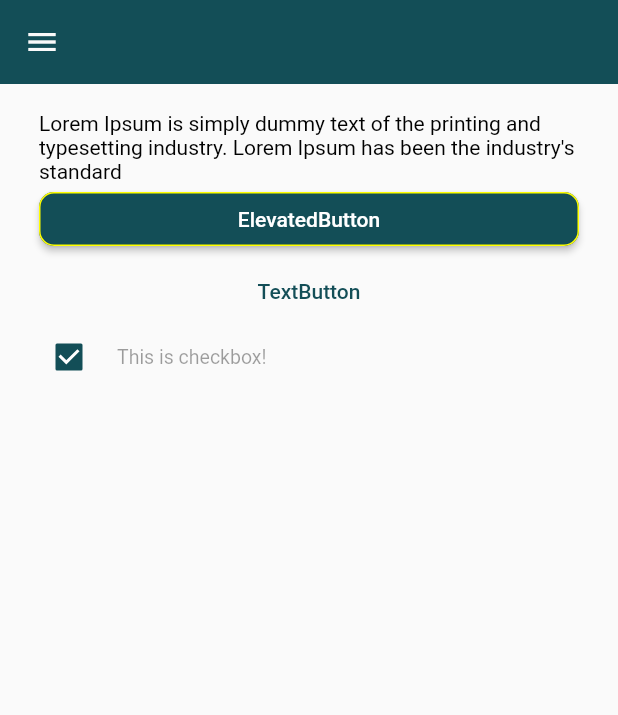
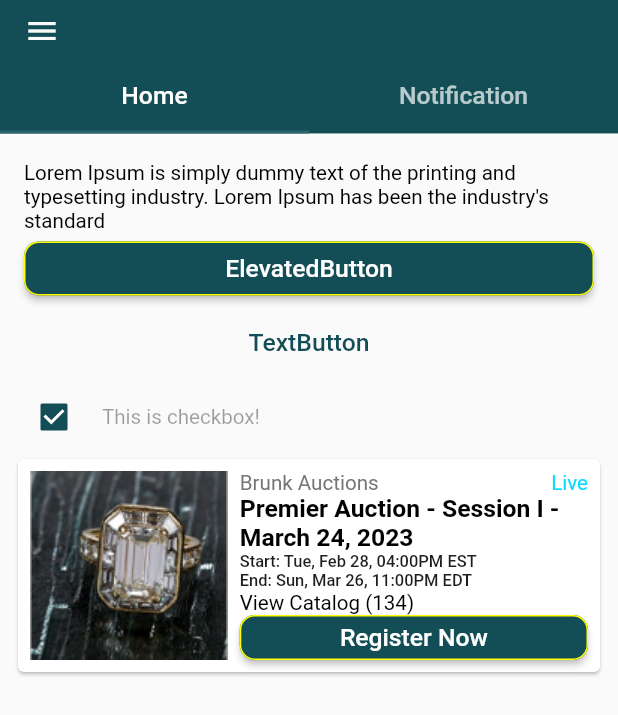
Before and after one commit to grove86dipesh/AppThemeDemo, a Flutter app: the screen it shows after launch, on a phone screen of 412 x 824 dp. Shown: the top 715 px of the screen. Run offline on Flutter 3.47's test engine with Material 2 defaults, Android fonts, the phone set to English and light mode, and no system bars; our stand-ins replace get_it, shared_preferences, sizer; Roboto replaces fonts that are missing (NunitoRE).

Commit message:
commit :: card design.

```diff
--- a/lib/component_settings.dart
+++ b/lib/component_settings.dart
@@ -1,70 +1,91 @@
 import 'package:flutter/material.dart';
+import 'package:flutter_demo_project/views/tab_one.dart';
+import 'package:flutter_demo_project/views/tab_two.dart';
 import 'package:my_theme/app_theme_provider.dart';
 import 'package:my_theme/theme_menu.dart';
 import 'package:provider/provider.dart';
+import 'package:sizer/sizer.dart';
 
-class ComponentSetting extends StatelessWidget {
-  ComponentSetting({super.key});
+class ComponentSetting extends StatefulWidget {
+  const ComponentSetting({super.key});
 
+  @override
+  State<ComponentSetting> createState() => _ComponentSettingState();
+}
+
+class _ComponentSettingState extends State<ComponentSetting> {
   final List<String> themeName = themeMap.values.toList();
 
   @override
   Widget build(BuildContext context) {
-    return Scaffold(
-      appBar: AppBar(),
+    return DefaultTabController(
+      length: 2,
+      child: Scaffold(
+        appBar: AppBar(
+          bottom: PreferredSize(
+            preferredSize: Size(MediaQuery.of(context).size.width, 4.h),
+            child: TabBar(tabs: [
+              Tab(
+                child: Text(
+                  'Home',
+                  style: TextStyle(fontSize: 12.sp),
+                ),
+              ),
+              Tab(
+                child: Text(
+                  'Notification',
+                  style: TextStyle(fontSize: 12.sp),
+                ),
+              ),
+            ]),
+          ),
+        ),
         drawer: Drawer(
-        child: ListView.separated(
+          width: MediaQuery.of(context).size.width * 0.80,
+          child: ListView(
+            padding: EdgeInsets.zero,
+            children: [
+              const UserAccountsDrawerHeader(
+                accountName: Text(
+                  "Dipesh Jethva",
+                  style: TextStyle(
+                    fontWeight: FontWeight.bold,
+                  ),
+                ),
+                accountEmail: Text(
+                  "dipesh@jbktechnologies.com",
+                  style: TextStyle(
+                    fontWeight: FontWeight.bold,
+                  ),
+                ),
+                currentAccountPicture: FlutterLogo(),
+              ),
+              ExpansionTile(
+                title: const Text('Theme'),
+                children: [
+                  ListView.separated(
+                      padding: EdgeInsets.zero,
                       itemCount: themeName.length,
+                      shrinkWrap: true,
                       separatorBuilder: (context, index) => const Divider(),
                       itemBuilder: (context, index) {
                         return ListTile(
+                          visualDensity: VisualDensity.compact,
+                          minVerticalPadding: 2,
+                          dense: true,
                           onTap: () {
                             context.read<AppThemeProvider>().toggleTheme(index);
                             Navigator.pop(context);
                           },
                           title: Text(themeName[index]),
                         );
-            }),
-      ),
-      body: Padding(
-        padding: const EdgeInsets.symmetric(horizontal: 18.0, vertical: 18.0),
-        child: Column(
-          children: [
-            const Padding(
-                padding: EdgeInsets.symmetric(horizontal: 8.0),
-                child: Text(
-                    'Lorem Ipsum is simply dummy text of the printing and typesetting industry. Lorem Ipsum has been the industry\'s standard')),
-            Padding(
-              padding: const EdgeInsets.symmetric(horizontal: 8.0),
-              child: ElevatedButton(
-                  onPressed: () {
-                    ScaffoldMessenger.of(context).showSnackBar(const SnackBar(
-                        content: Text('Click On ElevatedButton')));
-                  },
-                  child: const Center(child: Text('ElevatedButton'))),
-            ),
-            Padding(
-              padding: const EdgeInsets.symmetric(horizontal: 8.0),
-              child: TextButton(
-                  onPressed: () {
-                    ScaffoldMessenger.of(context).showSnackBar(const SnackBar(
-                        content: Text('Click On ElevatedButton')));
-                  },
-                  child: const Center(child: Text('TextButton'))),
-            ),
-            const Padding(
-              padding: EdgeInsets.symmetric(horizontal: 8.0),
-              child: CheckboxListTile(
-                  value: true,
-                  onChanged: null,
-                  title: Text('This is checkbox!'),
-                  controlAffinity: ListTileControlAffinity.leading,
-                  visualDensity: VisualDensity.compact,
-                  dense: true,
-                  contentPadding: EdgeInsets.zero),
-            ),
+                      })
+                ],
+              )
             ],
           ),
+        ),
+        body: const TabBarView(children: [TabOne(), TabTwo()]),
       ),
     );
   }
--- a/lib/main.dart
+++ b/lib/main.dart
@@ -3,6 +3,7 @@ import 'package:flutter/services.dart';
 import 'package:flutter_demo_project/src/injection/dependency_injection.dart';
 import 'package:my_theme/app_theme_provider.dart';
 import 'package:provider/provider.dart';
+import 'package:sizer/sizer.dart';
 
 import 'component_settings.dart';
 import 'locators.dart';
@@ -40,10 +41,15 @@ class MyApp extends StatelessWidget {
   Widget build(BuildContext context) {
     return Consumer<AppThemeProvider>(
       builder: (context, AppThemeProvider notifier, child) {
-        return MaterialApp(
-          debugShowCheckedModeBanner: false,
-          theme: notifier.isDark,
-          home: ComponentSetting(),
+        return Sizer(
+          builder: (BuildContext context, Orientation orientation,
+              DeviceType deviceType) {
+            return MaterialApp(
+              debugShowCheckedModeBanner: false,
+              theme: notifier.isDark,
+              home: const ComponentSetting(),
+            );
+          },
         );
       },
     );
--- a/lib/models/user.dart
+++ b/lib/models/user.dart
@@ -22,24 +22,24 @@ class User {
     if (json['data'] != null) {
       data = [];
       json['data'].forEach((v) {
-        data!.add(new Data.fromJson(v));
+        data!.add(Data.fromJson(v));
       });
     }
     support =
-    json['support'] != null ? new Support.fromJson(json['support']) : null;
+    json['support'] != null ? Support.fromJson(json['support']) : null;
   }
 
   Map<String, dynamic> toJson() {
-    final Map<String, dynamic> data = new Map<String, dynamic>();
-    data['page'] = this.page;
-    data['per_page'] = this.perPage;
-    data['total'] = this.total;
-    data['total_pages'] = this.totalPages;
+    final Map<String, dynamic> data = <String, dynamic>{};
+    data['page'] = page;
+    data['per_page'] = perPage;
+    data['total'] = total;
+    data['total_pages'] = totalPages;
     if (this.data != null) {
       data['data'] = this.data!.map((v) => v.toJson()).toList();
     }
-    if (this.support != null) {
-      data['support'] = this.support!.toJson();
+    if (support != null) {
+      data['support'] = support!.toJson();
     }
     return data;
   }
@@ -63,12 +63,12 @@ class Data {
   }
 
   Map<String, dynamic> toJson() {
-    final Map<String, dynamic> data = new Map<String, dynamic>();
-    data['id'] = this.id;
-    data['email'] = this.email;
-    data['first_name'] = this.firstName;
-    data['last_name'] = this.lastName;
-    data['avatar'] = this.avatar;
+    final Map<String, dynamic> data = <String, dynamic>{};
+    data['id'] = id;
+    data['email'] = email;
+    data['first_name'] = firstName;
+    data['last_name'] = lastName;
+    data['avatar'] = avatar;
     return data;
   }
 }
@@ -85,9 +85,9 @@ class Support {
   }
 
   Map<String, dynamic> toJson() {
-    final Map<String, dynamic> data = new Map<String, dynamic>();
-    data['url'] = this.url;
-    data['text'] = this.text;
+    final Map<String, dynamic> data = <String, dynamic>{};
+    data['url'] = url;
+    data['text'] = text;
     return data;
   }
 }
--- a/lib/services/user_data_service.dart
+++ b/lib/services/user_data_service.dart
@@ -28,13 +28,15 @@ class UserDataService extends ChangeNotifier{
     notifyListeners();
 
     final result = await http.get(Uri.parse(userUrl)).catchError((e) {
-      print('Error Fetching Users');
+      if (kDebugMode) {
+        print('Error Fetching Users');
+      }
     });
 
     if(result.statusCode == 200){
       Map<String, dynamic> data = json.decode(result.body);
-      var _users = data["data"];
-      if (_users != null) {
+      var users = data["data"];
+      if (users != null) {
         users = User.fromJson(data).data;
       }
       _isLoading = false;
--- a/lib/src/data/contact_data_impl.dart
+++ b/lib/src/data/contact_data_impl.dart
@@ -1,15 +1,13 @@
 import 'dart:async';
-import 'dart:convert';
+
 import 'package:flutter_http/flutter_http.dart';
 import 'package:flutter_http/model/api_response.dart';
 import 'package:flutter_http/utils/common_utils.dart';
-import 'package:http/http.dart' as http;
 
 import 'contact_data.dart';
 
 class RandomUserRepository implements ContactRepository {
   static const _kRandomUserUrl = 'http://api.randomuser.me/?results=50';
-  final JsonDecoder _decoder = const JsonDecoder();
 
   @override
   Future<List<Contact>> fetch() async {
--- /dev/null
+++ b/lib/views/tab_one.dart
@@ -0,0 +1,69 @@
+import 'package:flutter/material.dart';
+import 'package:flutter_demo_project/widgets/auctions_card_widget.dart';
+import 'package:sizer/sizer.dart';
+
+class TabOne extends StatelessWidget {
+  const TabOne({super.key});
+
+  @override
+  Widget build(BuildContext context) {
+    return Padding(
+      padding: const EdgeInsets.symmetric(horizontal: 8.0, vertical: 18.0),
+      child: Column(
+        children: [
+          Padding(
+              padding: const EdgeInsets.symmetric(horizontal: 8.0),
+              child: Text(
+                'Lorem Ipsum is simply dummy text of the printing and typesetting industry. Lorem Ipsum has been the industry\'s standard',
+                style: TextStyle(fontSize: 10.sp),
+              )),
+          Padding(
+            padding: const EdgeInsets.symmetric(horizontal: 8.0),
+            child: ElevatedButton(
+                onPressed: () {
+                  ScaffoldMessenger.of(context).showSnackBar(
+                      const SnackBar(content: Text('Click On ElevatedButton')));
+                },
+                child: Container(
+                    padding: const EdgeInsets.symmetric(vertical: 8.0),
+                    alignment: Alignment.center,
+                    child: Text(
+                      'ElevatedButton',
+                      style: TextStyle(fontSize: 12.sp),
+                    ))),
+          ),
+          Padding(
+            padding: const EdgeInsets.symmetric(horizontal: 8.0),
+            child: TextButton(
+                onPressed: () {
+                  ScaffoldMessenger.of(context).showSnackBar(
+                      const SnackBar(content: Text('Click On ElevatedButton')));
+                },
+                child: Container(
+                    padding: const EdgeInsets.symmetric(vertical: 8.0),
+                    alignment: Alignment.center,
+                    child: Text(
+                      'TextButton',
+                      style: TextStyle(fontSize: 12.sp),
+                    ))),
+          ),
+          Padding(
+            padding: const EdgeInsets.symmetric(horizontal: 8.0),
+            child: CheckboxListTile(
+                value: true,
+                onChanged: null,
+                title: Text(
+                  'This is checkbox!',
+                  style: TextStyle(fontSize: 10.sp),
+                ),
+                controlAffinity: ListTileControlAffinity.leading,
+                dense: false,
+                visualDensity: VisualDensity.compact,
+                contentPadding: EdgeInsets.zero),
+          ),
+          const AuctionsCardWidget(),
+        ],
+      ),
+    );
+  }
+}
--- /dev/null
+++ b/lib/views/tab_two.dart
@@ -0,0 +1,10 @@
+import 'package:flutter/material.dart';
+
+class TabTwo extends StatelessWidget {
+  const TabTwo({super.key});
+
+  @override
+  Widget build(BuildContext context) {
+    return Container();
+  }
+}
--- a/lib/views/track_order.dart
+++ b/lib/views/track_order.dart
@@ -1,3 +1,4 @@
+import 'package:flutter/foundation.dart';
 import 'package:flutter/material.dart';
 
 class MyHomePage extends StatefulWidget {
@@ -9,8 +10,7 @@ class MyHomePage extends StatefulWidget {
   MyHomePageState createState() => MyHomePageState();
 }
 
-class MyHomePageState extends State<MyHomePage>
-    with TickerProviderStateMixin {
+class MyHomePageState extends State<MyHomePage> with TickerProviderStateMixin {
   AnimationController? transitionAnimation;
   AnimationController? transitionAnimation2;
 
@@ -29,16 +29,18 @@ class MyHomePageState extends State<MyHomePage>
 
     transitionAnimation!.forward();
     transitionAnimation!.addStatusListener((status) {
-      if(status == AnimationStatus.forward){
+      if (status == AnimationStatus.forward) {
         // transitionAnimation2!.forward();
-      }else if(status == AnimationStatus.completed){
-        print('Status Listener : ${status.toString()}');
+      } else if (status == AnimationStatus.completed) {
+        if (kDebugMode) {
+          print('Status Listener : ${status.toString()}');
+        }
         transitionAnimation!.repeat();
       }
     });
 
     transitionAnimation2!.addStatusListener((status) {
-      if(status == AnimationStatus.completed){
+      if (status == AnimationStatus.completed) {
         transitionAnimation2!.repeat();
       }
     });
@@ -64,10 +66,11 @@ class MyHomePageState extends State<MyHomePage>
                       builder: (context, child) {
                         return SlideTransition(
                             position: Tween<Offset>(
-                              begin: Offset(0, 0),
+                              begin: const Offset(0, 0),
                               end: Offset(ballWidthSpeed, 0),
                             ).animate(CurvedAnimation(
-                                curve: const Interval(0, 0.01, curve: Curves.easeIn),
+                                curve: const Interval(0, 0.01,
+                                    curve: Curves.easeIn),
                                 parent: transitionAnimation!)),
                             child: child);
                       },
@@ -76,32 +79,32 @@ class MyHomePageState extends State<MyHomePage>
                           Container(
                             height: ballWidth,
                             width: ballWidth,
-                            decoration:
-                            const BoxDecoration(color: Colors.red, shape: BoxShape.circle),
+                            decoration: const BoxDecoration(
+                                color: Colors.red, shape: BoxShape.circle),
                           ),
                           Container(
                             height: ballWidth,
                             width: ballWidth,
-                            decoration:
-                            const BoxDecoration(color: Colors.green, shape: BoxShape.circle),
+                            decoration: const BoxDecoration(
+                                color: Colors.green, shape: BoxShape.circle),
                           ),
                           Container(
                             height: ballWidth,
                             width: ballWidth,
-                            decoration:
-                            const BoxDecoration(color: Colors.black, shape: BoxShape.circle),
+                            decoration: const BoxDecoration(
+                                color: Colors.black, shape: BoxShape.circle),
                           ),
                           Container(
                             height: ballWidth,
                             width: ballWidth,
-                            decoration:
-                            const BoxDecoration(color: Colors.blue, shape: BoxShape.circle),
+                            decoration: const BoxDecoration(
+                                color: Colors.blue, shape: BoxShape.circle),
                           ),
                           Container(
                             height: ballWidth,
                             width: ballWidth,
-                            decoration:
-                            const BoxDecoration(color: Colors.purple, shape: BoxShape.circle),
+                            decoration: const BoxDecoration(
+                                color: Colors.purple, shape: BoxShape.circle),
                           ),
                         ],
                       ),
@@ -112,21 +115,23 @@ class MyHomePageState extends State<MyHomePage>
                       animation: transitionAnimation2!,
                       builder: (context, child) {
                         return SlideTransition(
-
                             position: Tween<Offset>(
                               begin: const Offset(-1, 0),
                               end: Offset(
-                                  (MediaQuery.of(context).size.width / ballWidth), 0),
+                                  (MediaQuery.of(context).size.width /
+                                      ballWidth),
+                                  0),
                             ).animate(CurvedAnimation(
-                                curve: const Interval(0, 1, curve: Curves.easeIn),
+                                curve:
+                                    const Interval(0, 1, curve: Curves.easeIn),
                                 parent: transitionAnimation2!)),
                             child: child);
                       },
                       child: Container(
                         height: ballWidth,
                         width: ballWidth,
-                        decoration:
-                        BoxDecoration(color: Colors.black, shape: BoxShape.circle),
+                        decoration: const BoxDecoration(
+                            color: Colors.black, shape: BoxShape.circle),
                       ),
                     ),
                   ),
@@ -156,7 +161,6 @@ class MyHomePageState extends State<MyHomePage>
               ),
             ),
           );
-
         },
       ),
       floatingActionButton: FloatingActionButton(
--- /dev/null
+++ b/lib/widgets/auctions_card_widget.dart
@@ -0,0 +1,116 @@
+import 'package:flutter/material.dart';
+import 'package:sizer/sizer.dart';
+
+class AuctionsCardWidget extends StatelessWidget {
+  const AuctionsCardWidget({super.key});
+
+  @override
+  Widget build(BuildContext context) {
+    var imageSize = MediaQuery.of(context).size.width * 0.32;
+    return SizedBox(
+      height: 150.0,
+      width: double.infinity,
+      child: Card(
+        child: Padding(
+          padding: const EdgeInsets.all(8.0),
+          child: Row(
+            crossAxisAlignment: CrossAxisAlignment.center,
+            mainAxisAlignment: MainAxisAlignment.center,
+            children: [
+              Image.asset(
+                'images/auction1.png',
+                width: imageSize,
+                height: double.infinity,
+                fit: BoxFit.cover,
+              ),
+              const SizedBox(
+                width: 8.0,
+              ),
+              Expanded(
+                child: Column(
+                  mainAxisAlignment: MainAxisAlignment.start,
+                  crossAxisAlignment: CrossAxisAlignment.start,
+                  children: [
+                    Row(
+                      mainAxisAlignment: MainAxisAlignment.spaceBetween,
+                      mainAxisSize: MainAxisSize.max,
+                      children: [
+                        Text(
+                          'Brunk Auctions',
+                          style: TextStyle(
+                              fontSize: 10.sp,
+                              fontWeight: FontWeight.w400,
+                              color: const Color(0xff757575)),
+                        ),
+                        Text(
+                          'Live',
+                          style: TextStyle(
+                              fontSize: 10.sp,
+                              fontWeight: FontWeight.w400,
+                              color: const Color(0xff04DDFF)),
+                        ),
+                      ],
+                    ),
+                    Text(
+                      'Premier Auction - Session I - March 24, 2023',
+                      maxLines: 2,
+                      overflow: TextOverflow.ellipsis,
+                      style: TextStyle(
+                          fontSize: 12.sp,
+                          fontWeight: FontWeight.w600,
+                          color: const Color(0xff000000)),
+                    ),
+                    Text(
+                      'Start: Tue, Feb 28, 04:00PM EST',
+                      style: TextStyle(
+                          fontSize: 8.sp,
+                          fontWeight: FontWeight.w500,
+                          color: const Color(0xff1E1E1E)),
+                    ),
+                    Text(
+                      'End: Sun, Mar 26, 11:00PM EDT',
+                      style: TextStyle(
+                          fontSize: 8.sp,
+                          fontWeight: FontWeight.w500,
+                          color: const Color(0xff1E1E1E)),
+                    ),
+                    Expanded(
+                      child: Container(
+                        alignment: Alignment.centerLeft,
+                        child: Text(
+                          'View Catalog (134)',
+                          textAlign: TextAlign.start,
+                          style: TextStyle(
+                              fontSize: 10.sp,
+                              fontWeight: FontWeight.w400,
+                              color: const Color(0xff000000)),
+                        ),
+                      ),
+                    ),
+                    SizedBox(
+                      height: 30.0,
+                      child: ElevatedButton(
+                          onPressed: () {
+                            ScaffoldMessenger.of(context).showSnackBar(
+                                const SnackBar(
+                                    content: Text('Click On Register Now')));
+                          },
+                          child: Container(
+                              padding:
+                                  const EdgeInsets.symmetric(vertical: 2.0),
+                              alignment: Alignment.center,
+                              child: Text(
+                                'Register Now',
+                                style: TextStyle(fontSize: 12.sp),
+                              ))),
+                    ),
+                  ],
+                ),
+              )
+            ],
+          ),
+        ),
+      ),
+    );
+  }
+}
--- a/my_theme/lib/app_theme.dart
+++ b/my_theme/lib/app_theme.dart
@@ -6,7 +6,7 @@ const MaterialColor myColor = MaterialColor(0xFF134E57, <int, Color>{
   200: Color(0xFF95B1B5),
   300: Color(0xFF6B9297),
   400: Color(0xFF4B7A81),
-  500: Color(0xFF2B636B), //warna tombol add
+  500: Color(0xFF2B636B),
   600: Color(0xFF265B63),
   700: Color(0xFF205158),
   800: Color(0xFF1A474E),
@@ -31,7 +31,7 @@ ThemeData light = ThemeData(
     ),
   ),
   checkboxTheme: CheckboxThemeData(
-      fillColor: MaterialStateProperty.all<Color>(Color(0xFF134E57))),
+      fillColor: MaterialStateProperty.all<Color>(const Color(0xFF134E57))),
   buttonTheme: const ButtonThemeData(
     buttonColor: Color(0xFFD7BA46),
   ),
--- a/my_theme/lib/app_theme_provider.dart
+++ b/my_theme/lib/app_theme_provider.dart
@@ -34,6 +34,9 @@ class AppThemeProvider extends ChangeNotifier {
     _loadFromPrefs();
   }
 
+  int getSelectedTheme(){
+    return _themeValue;
+  }
   toggleTheme(int themeValue) {
     _themeValue = themeValue;
     _saveToPrefs(themeValue);
--- a/pubspec.yaml
+++ b/pubspec.yaml
@@ -69,9 +69,8 @@ flutter:
   uses-material-design: true
 
   # To add assets to your application, add an assets section, like this:
-  # assets:
-  #   - images/a_dot_burr.jpeg
-  #   - images/a_dot_ham.jpeg
+  assets:
+    - images/
 
   # An image asset can refer to one or more resolution-specific "variants", see
   # https://flutter.dev/assets-and-images/#resolution-aware
```
Also changed, not shown: images/auction1.png (added), 1 other file. Lines whose indentation alone changed are shown as unchanged.
